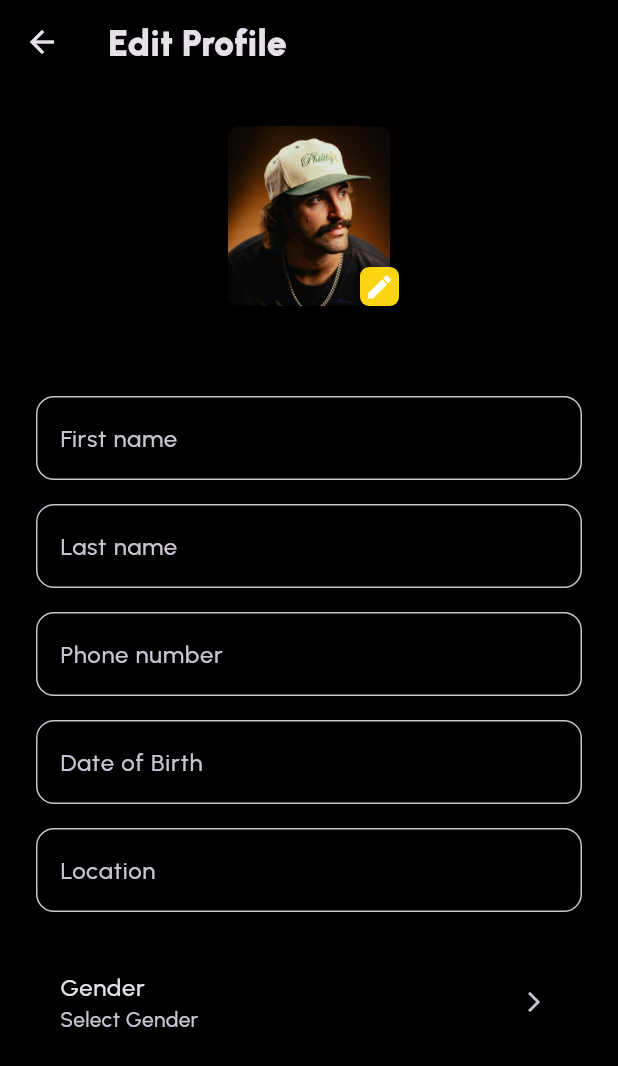
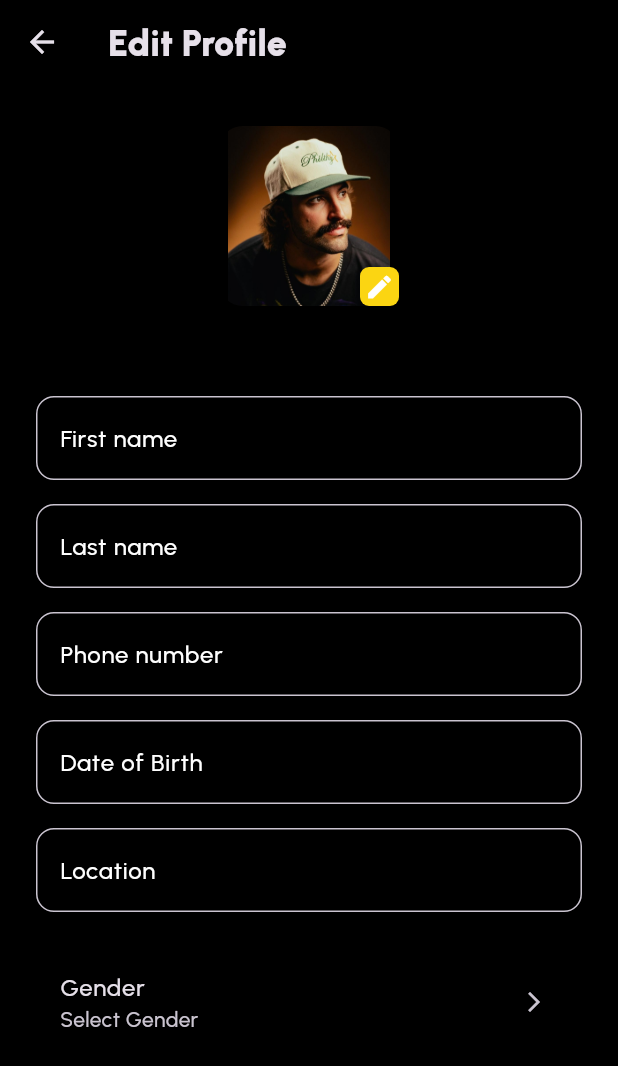
Before and after one commit to rhitverse/flutter, a Flutter app: the EditProfilePage screen opened by its route, on a phone screen of 412 x 824 dp. Shown: the top 1066 px of the screen. Run offline on Flutter 3.47's test engine with Material 3 defaults, Android fonts, the light colour scheme and no system bars; our stand-ins replace flutter_svg.

Commit message:
flutter13

```diff
--- a/lib/components/app_text_field.dart
+++ b/lib/components/app_text_field.dart
@@ -10,8 +10,14 @@ class AppTextField extends StatelessWidget {
     return TextField(
       decoration: InputDecoration(
         hintText: hint,
+        labelText: hint,
+        labelStyle: TextStyle(
+          color: Colors.white,
+        ),
         border: OutlineInputBorder(
-          borderRadius: BorderRadius.all(Radius.circular(12)),
+          borderRadius: BorderRadius.all(Radius.circular(12))),
+        focusedBorder: UnderlineInputBorder(
+          borderSide: BorderSide(color: Colors.transparent)
         ),
         filled: true,
         fillColor: AppColors.fieldcolor,
--- a/lib/pages/edit_profile_page.dart
+++ b/lib/pages/edit_profile_page.dart
@@ -4,8 +4,7 @@ import 'package:coading/components/user_avatar.dart';
 import 'package:coading/config/app_strings.dart';
 import 'package:coading/styles/app_colors.dart';
 import 'package:flutter/material.dart';
-
-import 'gender_selection_page.dart';  // new file banayenge
+import 'gender_selection_page.dart';
 
 enum Gender { none, male, female, custom, preferNot }
 
--- a/lib/pages/profile_page.dart
+++ b/lib/pages/profile_page.dart
@@ -33,7 +33,9 @@ class ProfilePage extends StatelessWidget {
                 PopupMenuItem(value: ProfileMenu.edit, child: Text('Edit')),
                 PopupMenuItem(
                   value: ProfileMenu.logout,
-                  child: Text('Log Out'),
+                  child: Text('Log Out',
+                    style: TextStyle(color: Colors.red),
+                  ),
                 ),
               ];
             },
--- a/lib/styles/app_colors.dart
+++ b/lib/styles/app_colors.dart
@@ -8,5 +8,5 @@ class AppColors {
   static const background = Color(0xff000000);
   static const black = Color(0x0ff00000);
   static const white = Color(0xffffffff);
-  static const fieldcolor = Color(0xff000000);
+  static const fieldcolor =  Color(0xff000000);
 }
```
Also changed, not shown: lib/pages/main_page.dart (+26 -6 lines).
